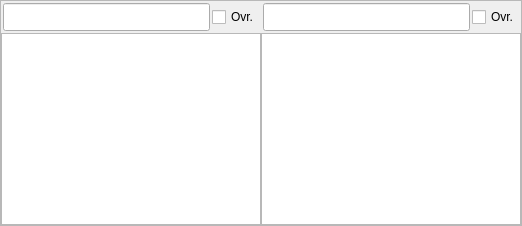
First picture: the form in src/blackgui/components/voiceroomscomponent.ui, repository swift-project/pilotclient, before the edit.
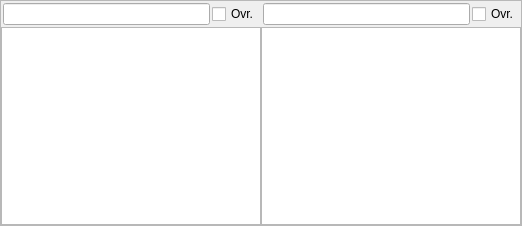
Second picture: the form after the edit. Custom widgets are drawn as their Qt base class.

Patch:
```diff
--- a/src/blackgui/components/voiceroomscomponent.ui
+++ b/src/blackgui/components/voiceroomscomponent.ui
@@ -39,6 +39,12 @@
     <layout class="QGridLayout" name="ql_CockpitVoiceRooms">
      <item row="0" column="1">
       <widget class="QWidget" name="qi_CockpitViewRoom2" native="true">
+       <property name="sizePolicy">
+        <sizepolicy hsizetype="Preferred" vsizetype="Maximum">
+         <horstretch>0</horstretch>
+         <verstretch>0</verstretch>
+        </sizepolicy>
+       </property>
        <layout class="QHBoxLayout" name="hl_CockpitRoom1">
         <property name="spacing">
          <number>2</number>
@@ -93,6 +99,12 @@
      </item>
      <item row="0" column="0">
       <widget class="QWidget" name="qi_CockpitViewRoom1" native="true">
+       <property name="sizePolicy">
+        <sizepolicy hsizetype="Preferred" vsizetype="Maximum">
+         <horstretch>0</horstretch>
+         <verstretch>0</verstretch>
+        </sizepolicy>
+       </property>
        <layout class="QHBoxLayout" name="hl_CockpitViewRoom1">
         <property name="spacing">
          <number>2</number>
```
